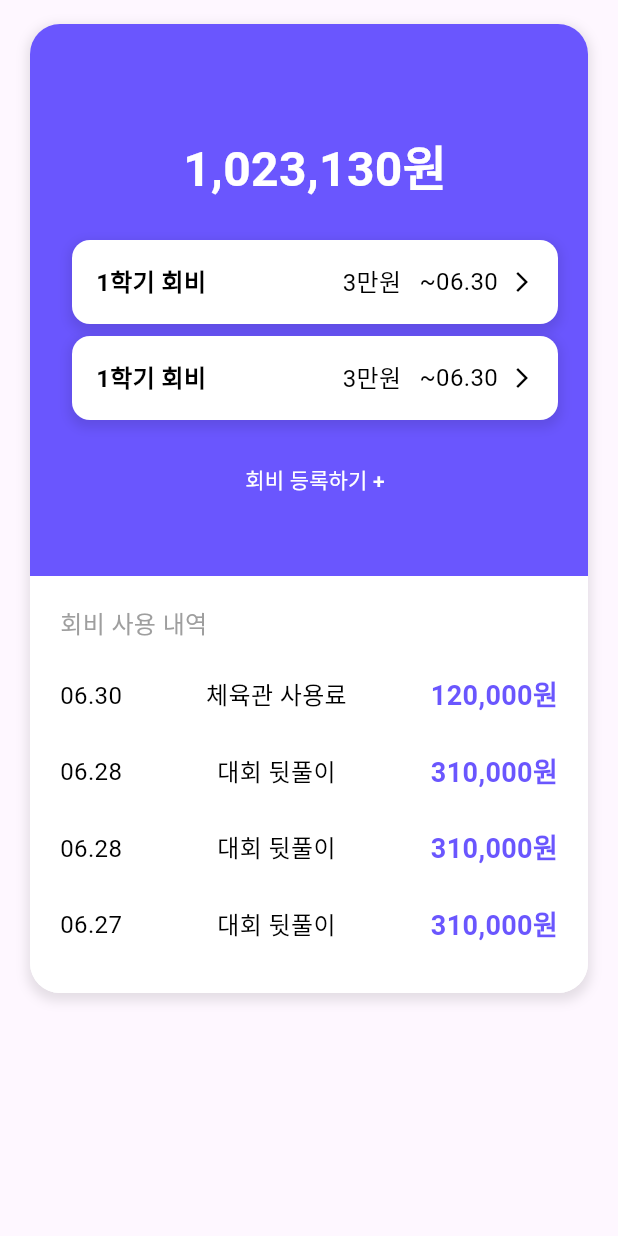
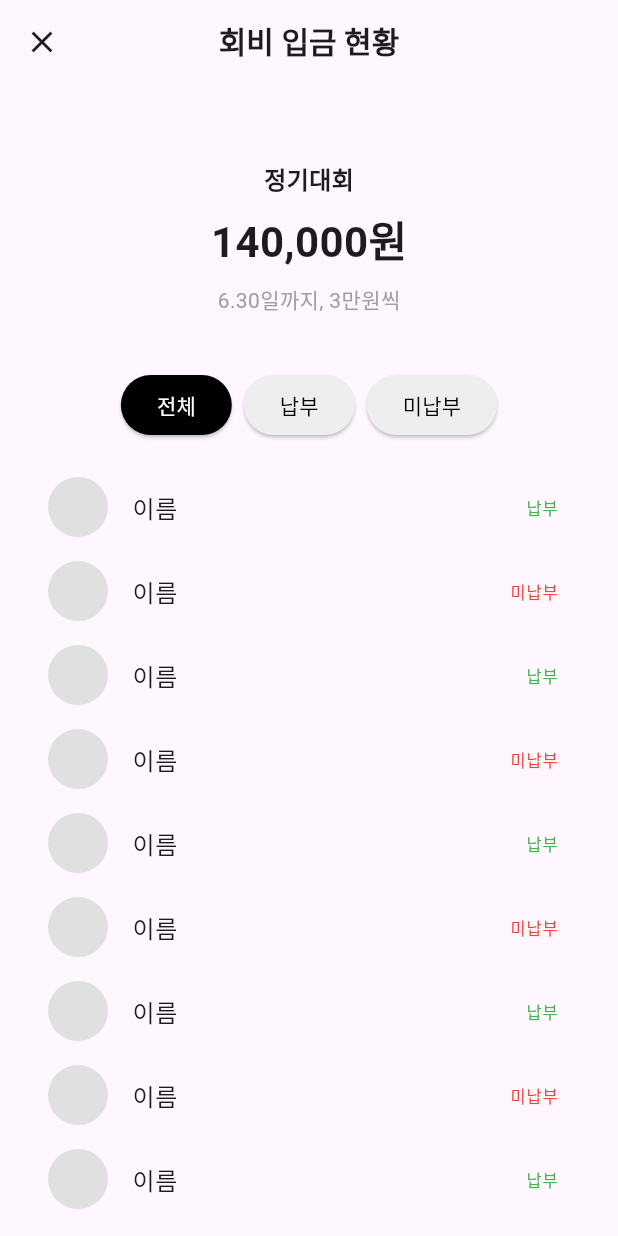
Before and after one commit to IT-Cotato/9th-Squadus-FE, a Flutter app: the Page4 screen opened directly, after a tap on "1학기 회비", on a phone screen of 412 x 824 dp. Run offline on Flutter 3.47's test engine with Material 3 defaults, Android fonts, the phone set to English and light mode, and no system bars; our stand-ins replace google_sign_in, table_calendar; missing offline and left inert: kakao_flutter_sdk, kakao_flutter_sdk_common.

Commit message:
feat: Group 페이지 회비 입급 현황 화면 구현

```diff
--- /dev/null
+++ b/lib/screen/fee_status_screen.dart
@@ -0,0 +1,167 @@
+import 'package:flutter/material.dart';
+
+class FeeStatusScreen extends StatefulWidget {
+  @override
+  _FeeStatusScreenState createState() => _FeeStatusScreenState();
+}
+
+class _FeeStatusScreenState extends State<FeeStatusScreen> {
+  String selectedFilter = '전체';
+
+  void _updateFilter(String filter) {
+    setState(() {
+      selectedFilter = filter;
+    });
+  }
+
+  @override
+  Widget build(BuildContext context) {
+    return Scaffold(
+      appBar: AppBar(
+        title: Text(
+          '회비 입금 현황',
+          style: TextStyle(
+            fontWeight: FontWeight.bold,
+            fontSize: 20.0,
+          ),
+        ),
+        centerTitle: true,
+        leading: IconButton(
+          icon: Icon(Icons.close),
+          onPressed: () {
+            Navigator.pop(context);
+          },
+        ),
+      ),
+      body: Padding(
+        padding: const EdgeInsets.all(16.0),
+        child: Column(
+          children: [
+            FeeSummary(),
+            FeeFilter(
+              selectedFilter: selectedFilter,
+              onFilterChange: _updateFilter,
+            ),
+            SizedBox(height: 16),
+            Expanded(child: FeeList(filter: selectedFilter)),
+          ],
+        ),
+      ),
+    );
+  }
+}
+
+class FeeSummary extends StatelessWidget {
+  @override
+  Widget build(BuildContext context) {
+    return Column(
+      children: [
+        SizedBox(height: 36),
+        Text(
+          '정기대회',
+          style: TextStyle(fontSize: 16, fontWeight: FontWeight.bold),
+        ),
+        SizedBox(height: 8),
+        Text(
+          '140,000원',
+          style: TextStyle(fontSize: 28, fontWeight: FontWeight.bold),
+        ),
+        SizedBox(height: 8),
+        Text(
+          '6.30일까지, 3만원씩',
+          style: TextStyle(fontSize: 14, color: Colors.grey),
+        ),
+        SizedBox(height: 36),
+      ],
+    );
+  }
+}
+
+class FeeFilter extends StatelessWidget {
+  final String selectedFilter;
+  final ValueChanged<String> onFilterChange;
+
+  FeeFilter({required this.selectedFilter, required this.onFilterChange});
+
+  @override
+  Widget build(BuildContext context) {
+    return Row(
+      mainAxisAlignment: MainAxisAlignment.center,
+      children: [
+        FilterButton(
+          label: '전체',
+          isSelected: selectedFilter == '전체',
+          onPressed: () => onFilterChange('전체'),
+        ),
+        SizedBox(width: 8),
+        FilterButton(
+          label: '납부',
+          isSelected: selectedFilter == '납부',
+          onPressed: () => onFilterChange('납부'),
+        ),
+        SizedBox(width: 8),
+        FilterButton(
+          label: '미납부',
+          isSelected: selectedFilter == '미납부',
+          onPressed: () => onFilterChange('미납부'),
+        ),
+      ],
+    );
+  }
+}
+
+class FilterButton extends StatelessWidget {
+  final String label;
+  final bool isSelected;
+  final VoidCallback onPressed;
+
+  FilterButton({
+    required this.label,
+    required this.isSelected,
+    required this.onPressed,
+  });
+
+  @override
+  Widget build(BuildContext context) {
+    return ElevatedButton(
+      style: ElevatedButton.styleFrom(
+        backgroundColor: isSelected ? Colors.black : Colors.grey[200],
+        foregroundColor: isSelected ? Colors.white : Colors.black,
+      ),
+      onPressed: onPressed,
+      child: Text(label),
+    );
+  }
+}
+
+class FeeList extends StatelessWidget {
+  final String filter;
+
+  FeeList({required this.filter});
+
+  @override
+  Widget build(BuildContext context) {
+    // 필터에 따라 다른 데이터를 표시하도록 로직 추가
+    return ListView.builder(
+      itemCount: 10, // Number of items in the list
+      itemBuilder: (context, index) {
+        bool isPaid = index % 2 == 0;
+        if (filter == '납부' && !isPaid) return Container();
+        if (filter == '미납부' && isPaid) return Container();
+
+        return ListTile(
+          leading: CircleAvatar(
+            backgroundColor: Colors.grey[300],
+          ),
+          title: Text('이름'),
+          trailing: Text(
+            isPaid ? '납부' : '미납부',
+            style: TextStyle(
+              color: isPaid ? Colors.green : Colors.red,
+            ),
+          ),
+        );
+      },
+    );
+  }
+}
--- a/lib/screen/page_group.dart
+++ b/lib/screen/page_group.dart
@@ -3,6 +3,7 @@
 import 'package:flutter/cupertino.dart';
 import 'package:flutter/material.dart';
 import 'package:flutter/widgets.dart';
+import 'package:squadus/screen/fee_status_screen.dart';
 import 'package:table_calendar/table_calendar.dart';
 
 import '../component/schedule_component.dart';
@@ -625,17 +626,32 @@ class _Page4State extends State<Page4> {
                           label: '1학기 회비',
                           amount: '3만원',
                           dueDate: '~06.30',
-                          onPressed: () {},
+                          onPressed: () {
+                            Navigator.push(
+                              context,
+                              MaterialPageRoute(
+                                builder: (context) => FeeStatusScreen(),
+                              ),
+                            );
+                          },
                         ),
                         FeeInfoCard(
                           label: '1학기 회비',
-                          amount: '3만원',
+                          amount: '33만원',
                           dueDate: '~06.30',
-                          onPressed: () {},
+                          onPressed: () {
+                            Navigator.push(
+                              context,
+                              MaterialPageRoute(
+                                builder: (context) => FeeStatusScreen(),
+                              ),
+                            );
+                          },
                         ),
                         SizedBox(height: 12.0),
                         TextButton(
-                          onPressed: () {},
+                          onPressed: () {
+                          },
                           child: Text(
                             '회비 등록하기 +',
                             style: TextStyle(color: Colors.white),
```
